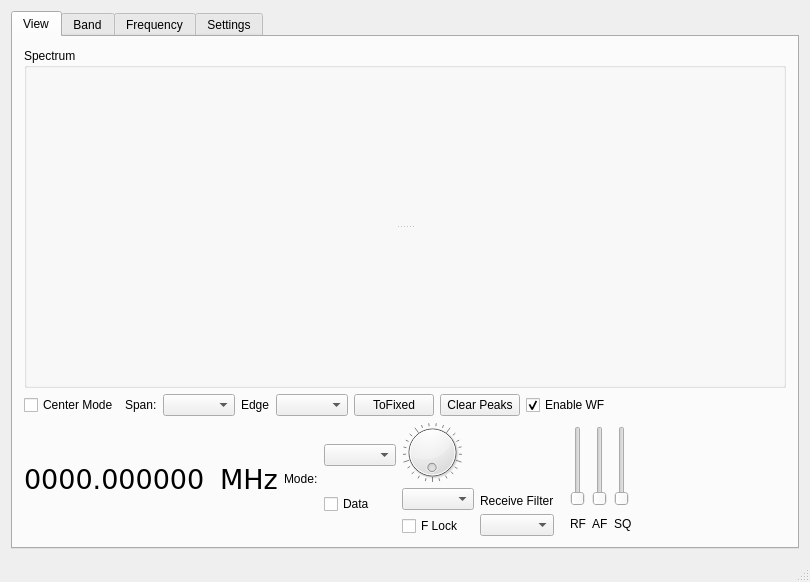
adecarolis/wfweb, file wfmain.ui: the form before one commit.
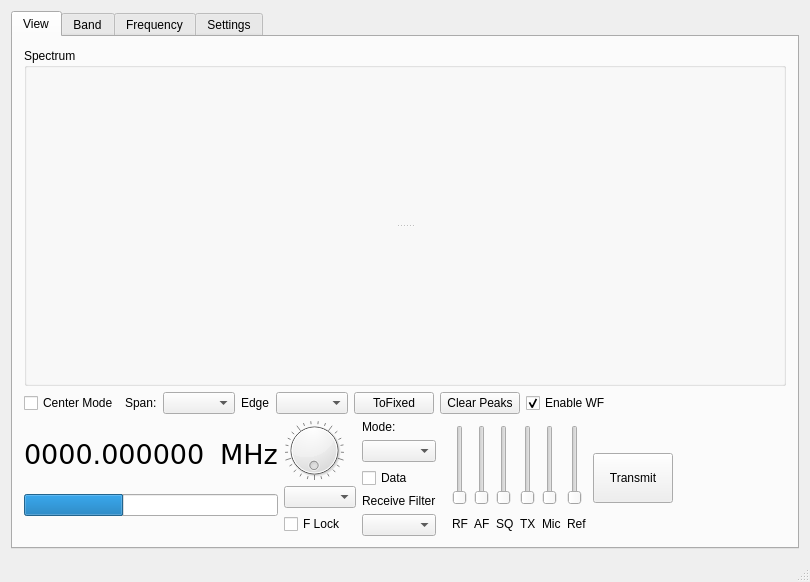
The form after the commit. The open tabs and pages were chosen to show the change. Custom widgets are drawn as their Qt base class.

Commit message: Changed front panel UI to contain more of the core features. PTT button was interesting, now has function of Transmit on click, but if already transmitting, sets to receive.

What changed in the file:
```diff
--- a/wfmain.ui
+++ b/wfmain.ui
@@ -120,6 +120,22 @@
         <item>
          <layout class="QHBoxLayout" name="horizontalLayout_2">
           <item>
+           <layout class="QVBoxLayout" name="verticalLayout_15">
+            <property name="leftMargin">
+             <number>0</number>
+            </property>
+            <item>
+             <layout class="QHBoxLayout" name="horizontalLayout_20">
+              <property name="leftMargin">
+               <number>0</number>
+              </property>
+              <property name="topMargin">
+               <number>0</number>
+              </property>
+              <property name="bottomMargin">
+               <number>0</number>
+              </property>
+              <item>
            <widget class="QLabel" name="freqLabel">
             <property name="sizePolicy">
              <sizepolicy hsizetype="Fixed" vsizetype="Fixed">
@@ -169,31 +185,18 @@
             </property>
            </widget>
           </item>
-          <item>
-           <widget class="QLabel" name="label_2">
-            <property name="maximumSize">
-             <size>
-              <width>16777215</width>
-              <height>30</height>
-             </size>
-            </property>
-            <property name="text">
-             <string>Mode:</string>
-            </property>
-           </widget>
+             </layout>
           </item>
           <item>
-           <layout class="QVBoxLayout" name="verticalLayout_12">
-            <property name="rightMargin">
-             <number>0</number>
-            </property>
-            <item>
-             <widget class="QComboBox" name="modeSelectCombo"/>
-            </item>
-            <item>
-             <widget class="QCheckBox" name="dataModeBtn">
-              <property name="text">
-               <string>Data</string>
+             <widget class="QProgressBar" name="levelIndicator">
+              <property name="maximum">
+               <number>255</number>
+              </property>
+              <property name="value">
+               <number>100</number>
+              </property>
+              <property name="textVisible">
+               <bool>false</bool>
               </property>
              </widget>
             </item>
@@ -253,6 +256,29 @@
             <property name="rightMargin">
              <number>10</number>
             </property>
+            <item>
+             <widget class="QLabel" name="label_2">
+              <property name="maximumSize">
+               <size>
+                <width>16777215</width>
+                <height>30</height>
+               </size>
+              </property>
+              <property name="text">
+               <string>Mode:</string>
+              </property>
+             </widget>
+            </item>
+            <item>
+             <widget class="QComboBox" name="modeSelectCombo"/>
+            </item>
+            <item>
+             <widget class="QCheckBox" name="dataModeBtn">
+              <property name="text">
+               <string>Data</string>
+              </property>
+             </widget>
+            </item>
             <item>
              <widget class="QLabel" name="label_22">
               <property name="text">
@@ -400,6 +426,143 @@
             </item>
            </layout>
           </item>
+          <item>
+           <layout class="QVBoxLayout" name="verticalLayout_12">
+            <property name="rightMargin">
+             <number>0</number>
+            </property>
+            <item>
+             <widget class="QSlider" name="verticalSlider">
+              <property name="minimumSize">
+               <size>
+                <width>0</width>
+                <height>70</height>
+               </size>
+              </property>
+              <property name="maximumSize">
+               <size>
+                <width>16777215</width>
+                <height>80</height>
+               </size>
+              </property>
+              <property name="orientation">
+               <enum>Qt::Vertical</enum>
+              </property>
+             </widget>
+            </item>
+            <item>
+             <widget class="QLabel" name="label_23">
+              <property name="maximumSize">
+               <size>
+                <width>16777215</width>
+                <height>15</height>
+               </size>
+              </property>
+              <property name="text">
+               <string>TX</string>
+              </property>
+             </widget>
+            </item>
+           </layout>
+          </item>
+          <item>
+           <layout class="QVBoxLayout" name="verticalLayout_13">
+            <property name="leftMargin">
+             <number>0</number>
+            </property>
+            <item>
+             <widget class="QSlider" name="verticalSlider_2">
+              <property name="minimumSize">
+               <size>
+                <width>0</width>
+                <height>70</height>
+               </size>
+              </property>
+              <property name="maximumSize">
+               <size>
+                <width>16777215</width>
+                <height>80</height>
+               </size>
+              </property>
+              <property name="orientation">
+               <enum>Qt::Vertical</enum>
+              </property>
+             </widget>
+            </item>
+            <item>
+             <widget class="QLabel" name="label_24">
+              <property name="maximumSize">
+               <size>
+                <width>16777215</width>
+                <height>15</height>
+               </size>
+              </property>
+              <property name="text">
+               <string>Mic</string>
+              </property>
+             </widget>
+            </item>
+           </layout>
+          </item>
+          <item>
+           <layout class="QVBoxLayout" name="verticalLayout_14">
+            <property name="leftMargin">
+             <number>0</number>
+            </property>
+            <item>
+             <widget class="QSlider" name="verticalSlider_3">
+              <property name="minimumSize">
+               <size>
+                <width>0</width>
+                <height>70</height>
+               </size>
+              </property>
+              <property name="maximumSize">
+               <size>
+                <width>16777215</width>
+                <height>80</height>
+               </size>
+              </property>
+              <property name="orientation">
+               <enum>Qt::Vertical</enum>
+              </property>
+             </widget>
+            </item>
+            <item>
+             <widget class="QLabel" name="label_25">
+              <property name="maximumSize">
+               <size>
+                <width>16777215</width>
+                <height>15</height>
+               </size>
+              </property>
+              <property name="text">
+               <string>Ref</string>
+              </property>
+             </widget>
+            </item>
+           </layout>
+          </item>
+          <item>
+           <layout class="QHBoxLayout" name="horizontalLayout_19">
+            <property name="leftMargin">
+             <number>0</number>
+            </property>
+            <item>
+             <widget class="QPushButton" name="transmitBtn">
+              <property name="minimumSize">
+               <size>
+                <width>0</width>
+                <height>50</height>
+               </size>
+              </property>
+              <property name="text">
+               <string>Transmit</string>
+              </property>
+             </widget>
+            </item>
+           </layout>
+          </item>
           <item>
            <spacer name="horizontalSpacer_3">
             <property name="orientation">
```
Left out of the diff: 4 changed lines with no effect on the pictures. Lines whose indentation alone changed are shown as unchanged. The commit also changes 2 other files.
